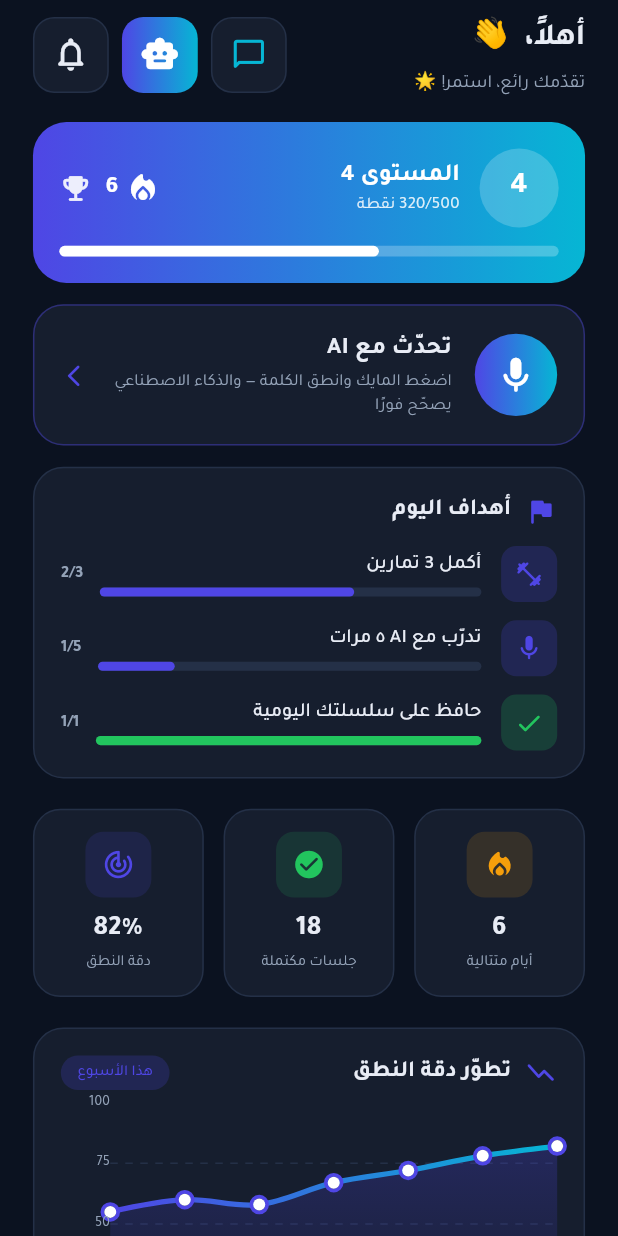
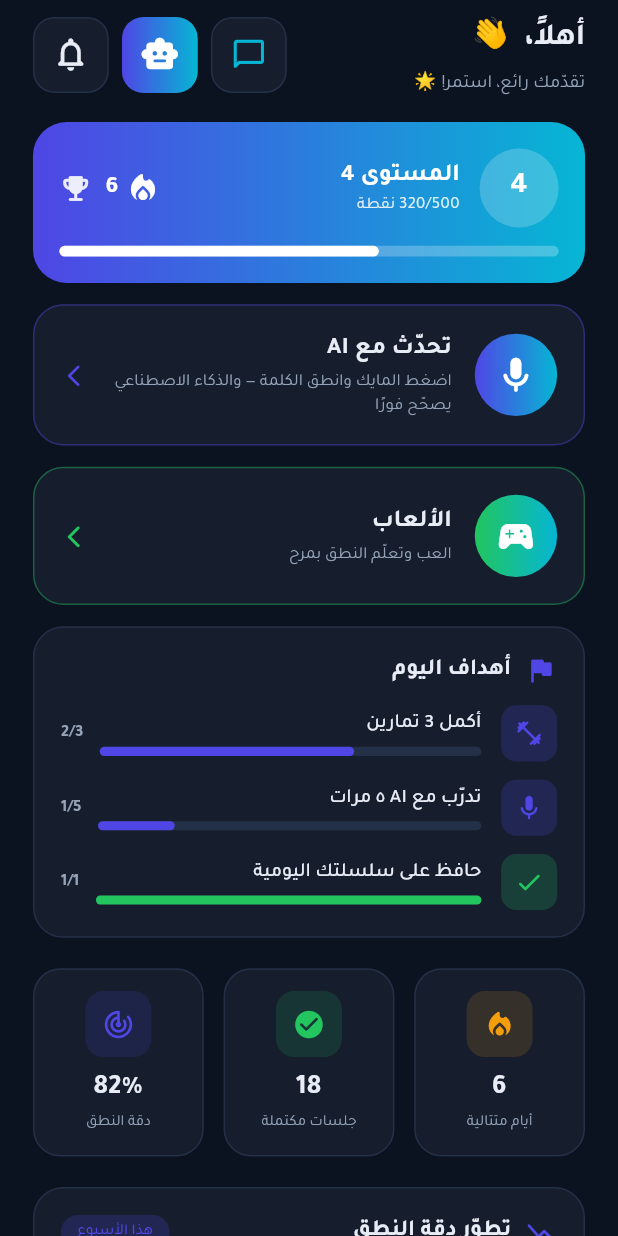
Before and after one commit to MohamedRomana/speak_mate, a Flutter app: the DashboardScreen screen opened directly, on a phone screen of 412 x 824 dp. Run offline on Flutter 3.47's test engine with Material 3 defaults, Android fonts, the phone set to English and light mode, and no system bars; drawn by our look-alikes of fl_chart, percent_indicator; our stand-ins replace cached_network_image, camera, chewie, dio, dots_indicator, easy_localization and 22 more; missing offline and left inert: audio_waveforms; accounts and stored records are empty; project files that could hold a hidden picture were left out.

Commit message:
child games

```diff
--- a/assets/Lang/ar.json
+++ b/assets/Lang/ar.json
@@ -408,6 +408,15 @@
   "currencySar": "ر.س",
   "withTherapistLabel": "مع",
 
+  "gamesHub": "الألعاب",
+  "gamesHubDesc": "العب وتعلّم النطق بمرح",
+  "gameRepeatAi": "كرّر بعد AI",
+  "gameSpeakMatch": "انطق وطابق",
+  "gameSoundGuess": "خمّن الصوت",
+  "gamePictureNaming": "سمِّ الصورة",
+  "nameThisPicture": "ما اسم هذه الصورة؟",
+  "listenAndGuess": "استمع ثم خمّن",
+
   "order_sent_successfully": "تم الإرسال بنجاح",
   "continue_shopping": "متابعة",
   "continue_browsing": "تصفّح",
--- a/lib/features/users/patient/dashboard/ui/dashboard_screen.dart
+++ b/lib/features/users/patient/dashboard/ui/dashboard_screen.dart
@@ -22,6 +22,7 @@ import '../../notifications/ui/notifications_screen.dart';
 import '../../session/logic/session_cubit.dart';
 import '../../session/ui/session_screen.dart';
 import '../logic/dashboard_cubit.dart';
+import 'games_cta.dart';
 import 'home_extras.dart';
 import 'widgets/progress_chart.dart';
 import 'widgets/session_card.dart';
@@ -61,6 +62,11 @@ class DashboardScreen extends StatelessWidget {
                     const FadeSlideIn(
                       delay: Duration(milliseconds: 60),
                       child: AiSpeakCta(),
+                    ),
+                    SizedBox(height: 14.h),
+                    const FadeSlideIn(
+                      delay: Duration(milliseconds: 90),
+                      child: GamesCta(),
                     ),
                     SizedBox(height: 14.h),
                     const FadeSlideIn(
--- /dev/null
+++ b/lib/features/users/patient/dashboard/ui/games_cta.dart
@@ -0,0 +1,69 @@
+import 'package:easy_localization/easy_localization.dart';
+import 'package:flutter/material.dart';
+import 'package:flutter_screenutil/flutter_screenutil.dart';
+
+import '../../../../../core/constants/colors.dart';
+import '../../../../../core/helper/extentions.dart';
+import '../../../../../core/widgets/app_text.dart';
+import '../../../../../gen/fonts.gen.dart';
+import '../../../../../generated/locale_keys.g.dart';
+import '../../../../child/games/ui/games_hub_screen.dart';
+
+/// بطاقة "الألعاب" — تفتح Games hub للطفل.
+class GamesCta extends StatelessWidget {
+  const GamesCta({super.key});
+
+  @override
+  Widget build(BuildContext context) {
+    return InkWell(
+      borderRadius: BorderRadius.circular(20.r),
+      onTap: () => context.pushScreen(const GamesHubScreen()),
+      child: Container(
+        padding: EdgeInsets.all(16.w),
+        decoration: BoxDecoration(
+          color: AppColors.card,
+          borderRadius: BorderRadius.circular(20.r),
+          border: Border.all(color: AppColors.accent.withValues(alpha: 0.4)),
+        ),
+        child: Row(
+          children: [
+            Container(
+              width: 50.w,
+              height: 50.w,
+              decoration: const BoxDecoration(
+                shape: BoxShape.circle,
+                gradient: LinearGradient(
+                    colors: [AppColors.accent, AppColors.secondary]),
+              ),
+              child: Icon(Icons.sports_esports_rounded,
+                  color: Colors.white, size: 26.w),
+            ),
+            SizedBox(width: 14.w),
+            Expanded(
+              child: Column(
+                crossAxisAlignment: CrossAxisAlignment.start,
+                children: [
+                  AppText(
+                    text: LocaleKeys.gamesHub.tr(),
+                    size: 16.sp,
+                    family: FontFamily.tajawalBold,
+                    color: AppColors.mainText,
+                  ),
+                  SizedBox(height: 2.h),
+                  AppText(
+                    text: LocaleKeys.gamesHubDesc.tr(),
+                    size: 11.sp,
+                    lines: 2,
+                    color: AppColors.secondaryText,
+                  ),
+                ],
+              ),
+            ),
+            Icon(Icons.arrow_forward_ios_rounded,
+                size: 16.w, color: AppColors.accent),
+          ],
+        ),
+      ),
+    );
+  }
+}
```
Also changed, not shown: assets/Lang/en.json (+9 -0 lines), lib/features/child/games/ui/games_hub_screen.dart (added, +153 -0 lines), lib/features/users/patient/exercises/data/models/exercise_models.dart (+20 -2 lines), lib/features/users/patient/exercises/data/repos/exercises_repo.dart (+31 -0 lines), lib/features/users/patient/exercises/logic/exercise_player_cubit.dart (+14 -2 lines), lib/features/users/patient/exercises/ui/exercise_player_screen.dart (+11 -13 lines), lib/generated/locale_keys.g.dart.
